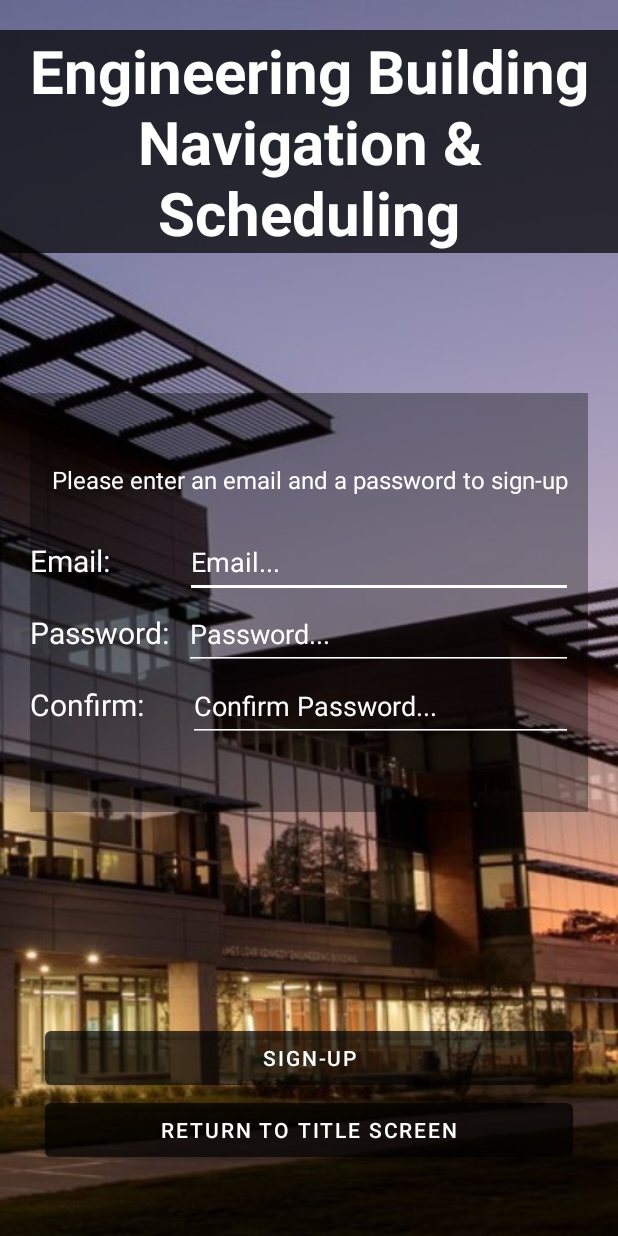
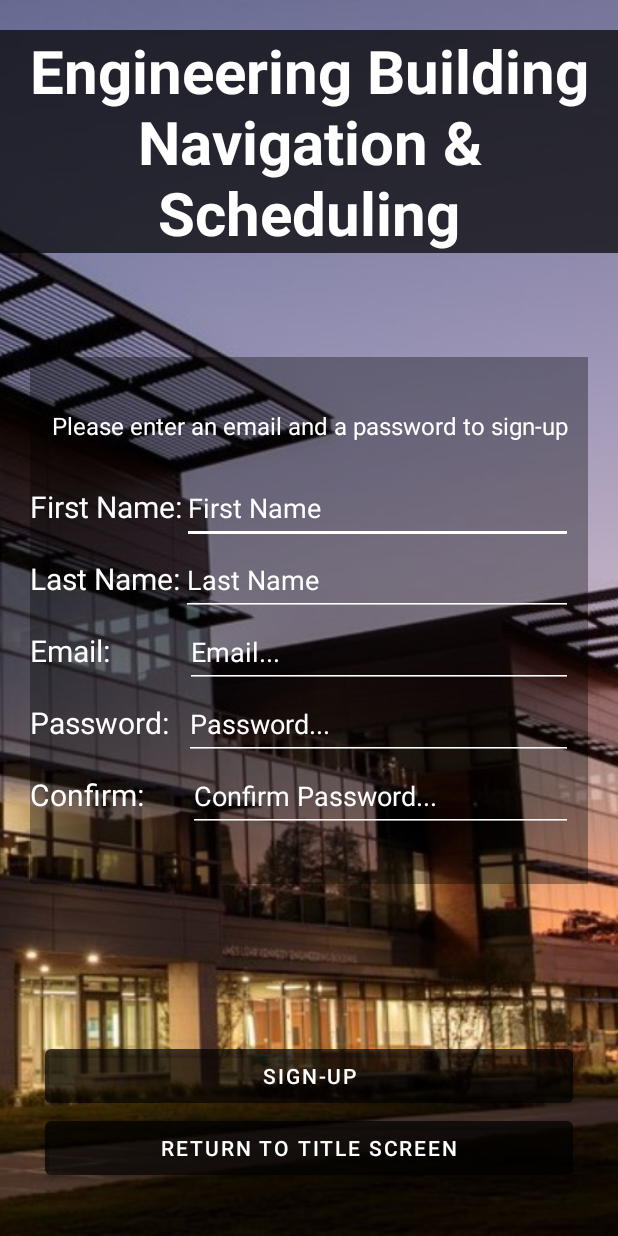
Before and after one commit to Dannysia/Kennedy_Map, an Android app: the layout login_screen.xml on its own in the app's theme, with its tools: preview values and no code run, on a phone screen of 412 x 824 dp. Run offline under Robolectric (Android 15) with nearby library versions, the phone set to English and light mode, and no system bars.

```diff
--- a/app/src/main/java/edu/onu/kennedy_map/AbstractUser.java
+++ b/app/src/main/java/edu/onu/kennedy_map/AbstractUser.java
@@ -12,4 +12,5 @@ public abstract class AbstractUser implements Serializable {
     public void setUsername(String username){
         this.username=username;
     }
+    public int getUserID() { return userID; }
 }
--- a/app/src/main/java/edu/onu/kennedy_map/GuestUser.java
+++ b/app/src/main/java/edu/onu/kennedy_map/GuestUser.java
@@ -9,4 +9,9 @@ public class GuestUser extends AbstractUser implements Serializable {
     public String showGuestInfo(){
         return null;
     }
+
+    @Override
+    public int getUserID() {
+        return userID;
+    }
 }
--- a/app/src/main/res/layout/login_screen.xml
+++ b/app/src/main/res/layout/login_screen.xml
@@ -371,6 +371,62 @@
                     android:orientation="horizontal">
 
                     <TextView
+                        android:id="@+id/textView15"
+                        android:layout_width="wrap_content"
+                        android:layout_height="wrap_content"
+                        android:text="First Name:"
+                        android:textColor="#FFFFFF"
+                        android:textSize="20sp" />
+
+                    <EditText
+                        android:id="@+id/firstNameSignUpEditText"
+                        android:layout_width="match_parent"
+                        android:layout_height="wrap_content"
+                        android:layout_marginRight="10dp"
+                        android:backgroundTint="#FFFFFF"
+                        android:ems="10"
+                        android:hint="First Name"
+                        android:inputType="textWebEmailAddress"
+                        android:minHeight="48dp"
+                        android:textColor="#FFFFFF"
+                        android:textColorHint="#FFFFFF" />
+                </LinearLayout>
+
+                <LinearLayout
+                    android:layout_width="match_parent"
+                    android:layout_height="wrap_content"
+                    android:orientation="horizontal">
+
+                    <TextView
+                        android:id="@+id/textView17"
+                        android:layout_width="wrap_content"
+                        android:layout_height="wrap_content"
+                        android:layout_marginRight="-9dp"
+                        android:text="Last Name:"
+                        android:textColor="#FFFFFF"
+                        android:textSize="20sp" />
+
+                    <EditText
+                        android:id="@+id/lastNameSignUpEditText"
+                        android:layout_width="match_parent"
+                        android:layout_height="wrap_content"
+                        android:layout_marginLeft="10dp"
+                        android:layout_marginRight="10dp"
+                        android:backgroundTint="#FFFFFF"
+                        android:ems="10"
+                        android:hint="Last Name"
+                        android:inputType="textWebEmailAddress"
+                        android:minHeight="48dp"
+                        android:textColor="#FFFFFF"
+                        android:textColorHint="#FFFFFF" />
+                </LinearLayout>
+
+                <LinearLayout
+                    android:layout_width="match_parent"
+                    android:layout_height="wrap_content"
+                    android:orientation="horizontal">
+
+                    <TextView
                         android:id="@+id/textView2"
                         android:layout_width="wrap_content"
                         android:layout_height="wrap_content"
```
Also changed, not shown: app/src/main/java/edu/onu/kennedy_map/LoginScreen.java (+72 -56 lines), app/src/main/java/edu/onu/kennedy_map/MenuScreen.java (+10 -3 lines), app/src/main/java/edu/onu/kennedy_map/RegisteredUser.java (+10 -3 lines).
